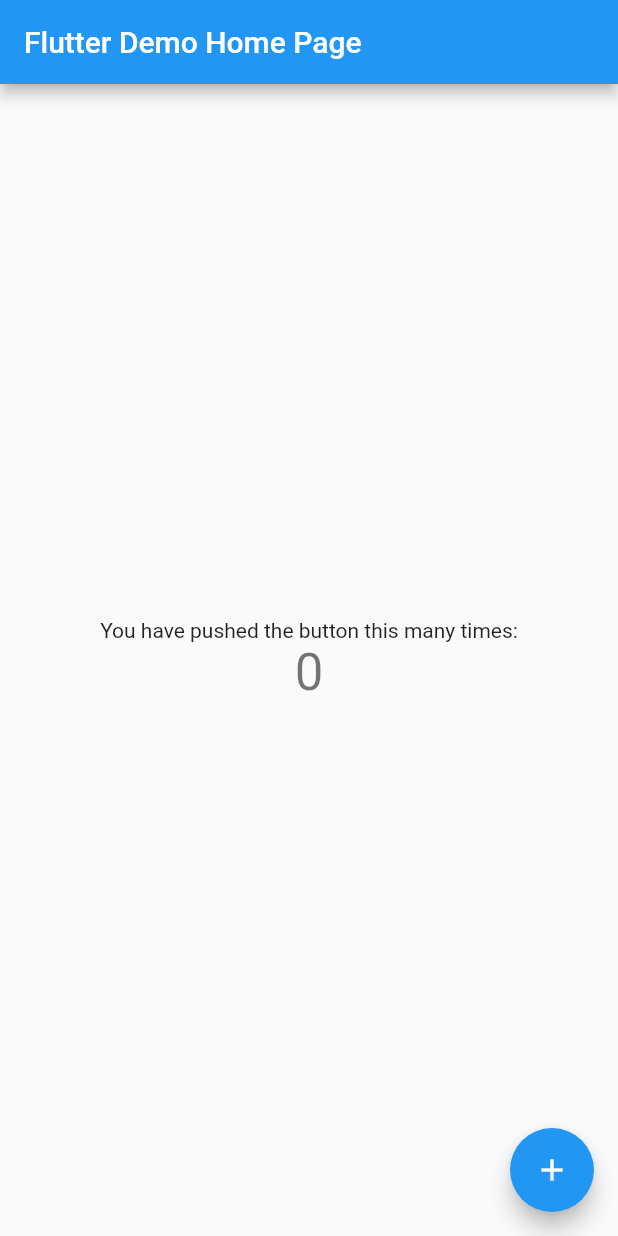
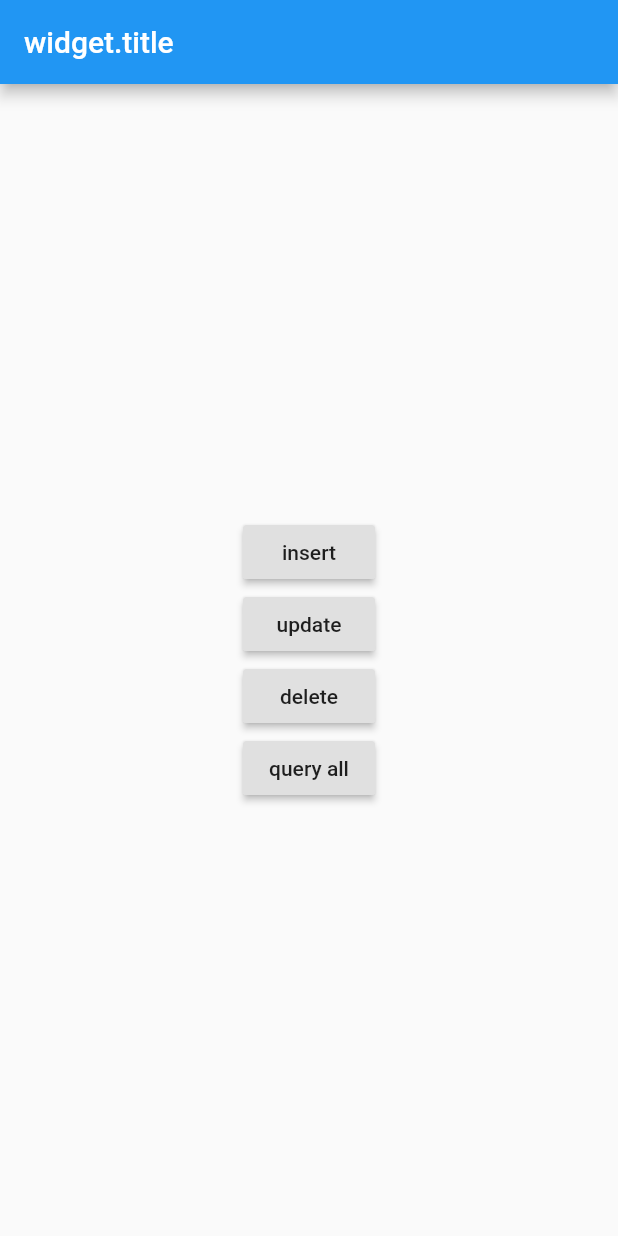
Before and after one commit to ShadyZekry/learn-arabic, a Flutter app: the screen it shows after launch, on a phone screen of 412 x 824 dp. Run offline on Flutter 3.47's test engine with Material 2 defaults, Android fonts, the phone set to English and light mode, and no system bars; our stand-ins replace sqflite; accounts and stored records are empty.

Commit message:
Add DB usage examples in MyApp

```diff
--- /dev/null
+++ b/lib/helpers/database_manager.dart
@@ -0,0 +1 @@
+class DatabaseManager {}
--- a/lib/main.dart
+++ b/lib/main.dart
@@ -1,117 +1,80 @@
 import 'package:flutter/material.dart';
+import 'package:learn_arabic/helpers/database_helper.dart';
 
 void main() {
   runApp(MyApp());
 }
 
 class MyApp extends StatelessWidget {
-  // This widget is the root of your application.
   @override
   Widget build(BuildContext context) {
     return MaterialApp(
       title: 'Flutter Demo',
       theme: ThemeData(
-        // This is the theme of your application.
-        //
-        // Try running your application with "flutter run". You'll see the
-        // application has a blue toolbar. Then, without quitting the app, try
-        // changing the primarySwatch below to Colors.green and then invoke
-        // "hot reload" (press "r" in the console where you ran "flutter run",
-        // or simply save your changes to "hot reload" in a Flutter IDE).
-        // Notice that the counter didn't reset back to zero; the application
-        // is not restarted.
         primarySwatch: Colors.blue,
-        // This makes the visual density adapt to the platform that you run
-        // the app on. For desktop platforms, the controls will be smaller and
-        // closer together (more dense) than on mobile platforms.
         visualDensity: VisualDensity.adaptivePlatformDensity,
       ),
-      home: MyHomePage(title: 'Flutter Demo Home Page'),
+      home: MyHomePage(),
     );
   }
 }
 
 class MyHomePage extends StatefulWidget {
-  MyHomePage({Key key, this.title}) : super(key: key);
-
-  // This widget is the home page of your application. It is stateful, meaning
-  // that it has a State object (defined below) that contains fields that affect
-  // how it looks.
-
-  // This class is the configuration for the state. It holds the values (in this
-  // case the title) provided by the parent (in this case the App widget) and
-  // used by the build method of the State. Fields in a Widget subclass are
-  // always marked "final".
-
-  final String title;
-
   @override
   _MyHomePageState createState() => _MyHomePageState();
 }
 
 class _MyHomePageState extends State<MyHomePage> {
-  int _counter = 0;
-
-  void _incrementCounter() {
-    setState(() {
-      // This call to setState tells the Flutter framework that something has
-      // changed in this State, which causes it to rerun the build method below
-      // so that the display can reflect the updated values. If we changed
-      // _counter without calling setState(), then the build method would not be
-      // called again, and so nothing would appear to happen.
-      _counter++;
-    });
-  }
-
   @override
   Widget build(BuildContext context) {
-    // This method is rerun every time setState is called, for instance as done
-    // by the _incrementCounter method above.
-    //
-    // The Flutter framework has been optimized to make rerunning build methods
-    // fast, so that you can just rebuild anything that needs updating rather
-    // than having to individually change instances of widgets.
     return Scaffold(
       appBar: AppBar(
-        // Here we take the value from the MyHomePage object that was created by
-        // the App.build method, and use it to set our appbar title.
-        title: Text(widget.title),
+        title: Text("widget.title"),
       ),
       body: Center(
-        // Center is a layout widget. It takes a single child and positions it
-        // in the middle of the parent.
         child: Column(
-          // Column is also a layout widget. It takes a list of children and
-          // arranges them vertically. By default, it sizes itself to fit its
-          // children horizontally, and tries to be as tall as its parent.
-          //
-          // Invoke "debug painting" (press "p" in the console, choose the
-          // "Toggle Debug Paint" action from the Flutter Inspector in Android
-          // Studio, or the "Toggle Debug Paint" command in Visual Studio Code)
-          // to see the wireframe for each widget.
-          //
-          // Column has various properties to control how it sizes itself and
-          // how it positions its children. Here we use mainAxisAlignment to
-          // center the children vertically; the main axis here is the vertical
-          // axis because Columns are vertical (the cross axis would be
-          // horizontal).
-          mainAxisAlignment: MainAxisAlignment.center,
-          children: <Widget>[
-            Text(
-              'You have pushed the button this many times:',
+          mainAxisSize: MainAxisSize.min,
+          children: [
+            RaisedButton(
+              child: Text("insert"),
+              onPressed: () {
+                DatabaseHelper.instance.insert(
+                  "progress",
+                  {"letter": "أ", "pass": false},
+                );
+              },
             ),
-            Text(
-              '$_counter',
-              style: Theme.of(context).textTheme.headline4,
+            RaisedButton(
+              child: Text("update"),
+              onPressed: () {
+                DatabaseHelper.instance.update(
+                  "progress",
+                  "letter",
+                  "أ",
+                  {"pass": true},
+                );
+              },
+            ),
+            RaisedButton(
+              child: Text("delete"),
+              onPressed: () {
+                DatabaseHelper.instance.delete(
+                  "progress",
+                  "pass",
+                  false,
+                );
+              },
+            ),
+            RaisedButton(
+              child: Text("query all"),
+              onPressed: () async {
+                var result = await DatabaseHelper.instance.getTable("progress");
+                print(result);
+              },
             ),
           ],
         ),
       ),
-      floatingActionButton: FloatingActionButton(
-        onPressed: _incrementCounter,
-        tooltip: 'Increment',
-        child: Icon(Icons.add),
-      ), // This trailing comma makes auto-formatting nicer for build methods.
     );
   }
 }
```
